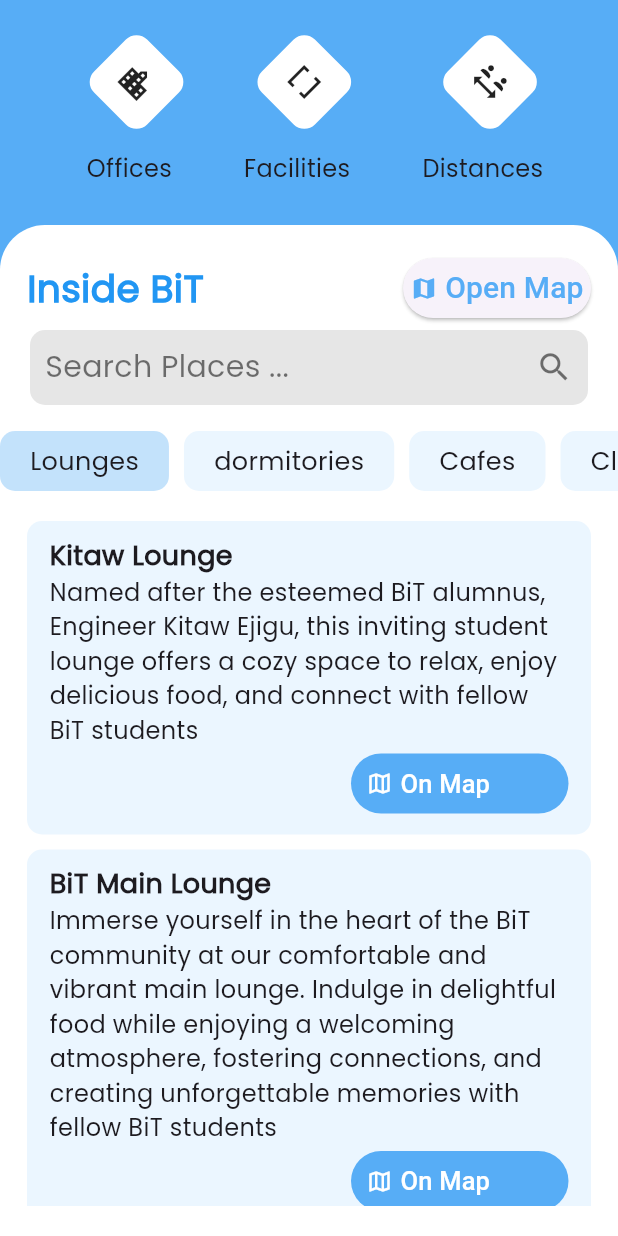
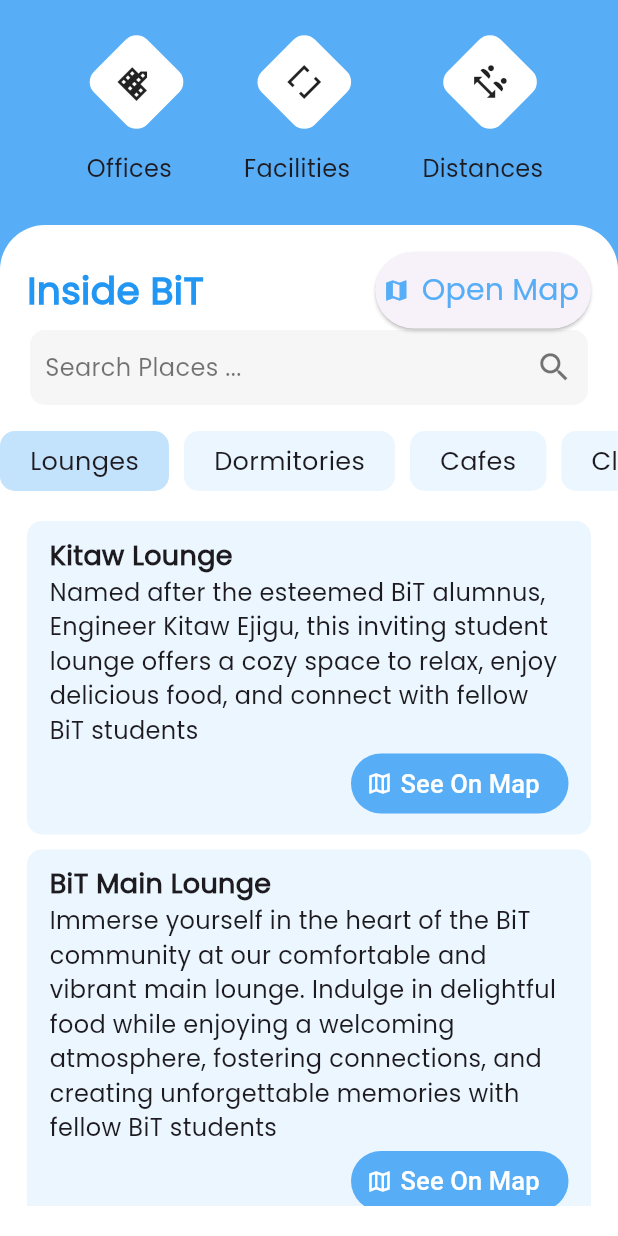
Before and after one commit to Lit-coders/BIT-Connect, a Flutter app: the Location widget shown alone on an empty page, opened directly, on a phone screen of 412 x 824 dp. Run offline on Flutter 3.47's test engine with Material 3 defaults, Android fonts, the light colour scheme and no system bars; our stand-ins replace animated_splash_screen, carousel_slider, cloud_firestore, curved_navigation_bar, dotted_border, firebase_auth and 12 more; missing offline and left inert: flutter_barcode_scanner; accounts and stored records are empty; network calls fail.

Commit message:
Update Location UI

```diff
--- a/lib/presentation/location/location_screen.dart
+++ b/lib/presentation/location/location_screen.dart
@@ -40,6 +40,7 @@
         child: Text(
           place['category'],
           style: const TextStyle(
+            fontFamily: 'Poppins',
             fontSize: 17,
             fontWeight: FontWeight.w500,
           ),
@@ -62,7 +63,7 @@
             width: getWidth(context) - 40,
             height: 50,
             decoration: const BoxDecoration(
-              color: Color.fromARGB(25, 0, 0, 0),
+              color: Color.fromARGB(22, 147, 147, 147),
               borderRadius: BorderRadius.all(
                 Radius.circular(10),
               ),
@@ -73,7 +74,8 @@
                 Text(
                   "Search Places ...",
                   style: TextStyle(
-                    fontSize: 20,
+                    fontSize: 16,
+                    fontFamily: 'Poppins',
                     color: Colors.black54,
                   ),
                 ),
@@ -152,7 +154,7 @@
                       ),
                     ),
                     Text(
-                      "On Map",
+                      "See On Map",
                       style: TextStyle(
                         color: Colors.white,
                         fontSize: 17,
@@ -198,6 +200,7 @@
                           const Text(
                             "Inside BiT",
                             style: TextStyle(
+                              fontFamily: 'Poppins',
                               fontSize: 25,
                               fontWeight: FontWeight.bold,
                               color: Colors.blue,
@@ -226,11 +229,15 @@
                                     color: ColorAssets.bduColor,
                                   ),
                                 ),
-                                Text(
-                                  "Open Map",
-                                  style: TextStyle(
-                                    color: ColorAssets.bduColor,
-                                    fontSize: 20,
+                                Padding(
+                                  padding: EdgeInsets.symmetric(vertical: 6.0,horizontal: 3),
+                                  child: Text(
+                                    "Open Map",
+                                    style: TextStyle(
+                                      fontFamily: 'Poppins',
+                                      color: ColorAssets.bduColor,
+                                      fontSize: 20,
+                                    ),
                                   ),
                                 ),
                               ],
--- a/lib/searvices/data/place_list.dart
+++ b/lib/searvices/data/place_list.dart
@@ -26,7 +26,7 @@
     ]
   },
   {
-    'category': 'dormitories',
+    'category': 'Dormitories',
     'places': [
       {
         'name': "Gafat Building: Male Dormitory",
```
